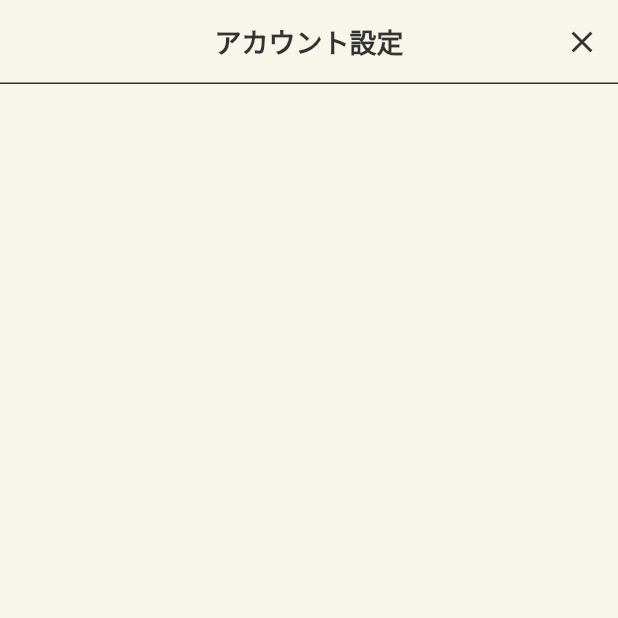
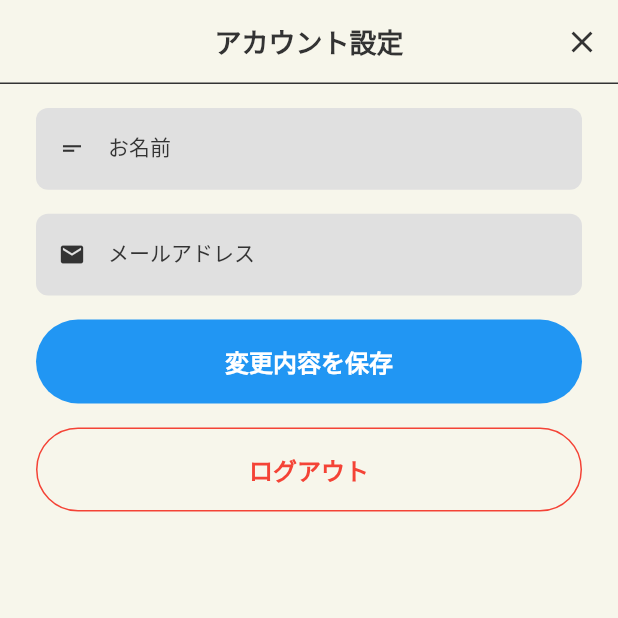
Before and after one commit to agora-creation/qr_chat_app, a Flutter app: the UserScreen screen opened directly, on a phone screen of 412 x 824 dp, the top half of it. Run offline on Flutter 3.47's test engine with Material 2 defaults, Android fonts, the phone set to English and light mode, and no system bars; our stand-ins replace flutter_speed_dial, flutter_spinkit, modal_bottom_sheet; Roboto replaces fonts that are missing (SourceHanSerif-Bold, SourceHanSerif-Regular); statements that could not run were skipped.

Commit message:
20221021 commit

```diff
--- a/lib/screens/user.dart
+++ b/lib/screens/user.dart
@@ -1,4 +1,6 @@
 import 'package:flutter/material.dart';
+import 'package:qr_chat_app/widgets/custom_text_form_field.dart';
+import 'package:qr_chat_app/widgets/round_lg_button.dart';
 
 class UserScreen extends StatelessWidget {
   const UserScreen({Key? key}) : super(key: key);
@@ -18,6 +20,38 @@ class UserScreen extends StatelessWidget {
           ),
         ],
       ),
+      body: ListView(
+        padding: const EdgeInsets.symmetric(vertical: 16, horizontal: 24),
+        children: [
+          CustomTextFormField(
+            controller: TextEditingController(),
+            keyboardType: TextInputType.name,
+            labelText: 'お名前',
+            iconData: Icons.short_text,
+          ),
+          const SizedBox(height: 16),
+          CustomTextFormField(
+            controller: TextEditingController(),
+            keyboardType: TextInputType.emailAddress,
+            labelText: 'メールアドレス',
+            iconData: Icons.email,
+          ),
+          const SizedBox(height: 16),
+          RoundLgButton(
+            labelText: '変更内容を保存',
+            labelColor: Colors.white,
+            backgroundColor: Colors.blue,
+            onPressed: () {},
+          ),
+          const SizedBox(height: 16),
+          RoundLgButton(
+            labelText: 'ログアウト',
+            labelColor: Colors.red,
+            borderColor: Colors.red,
+            onPressed: () {},
+          ),
+        ],
+      ),
     );
   }
 }
```
